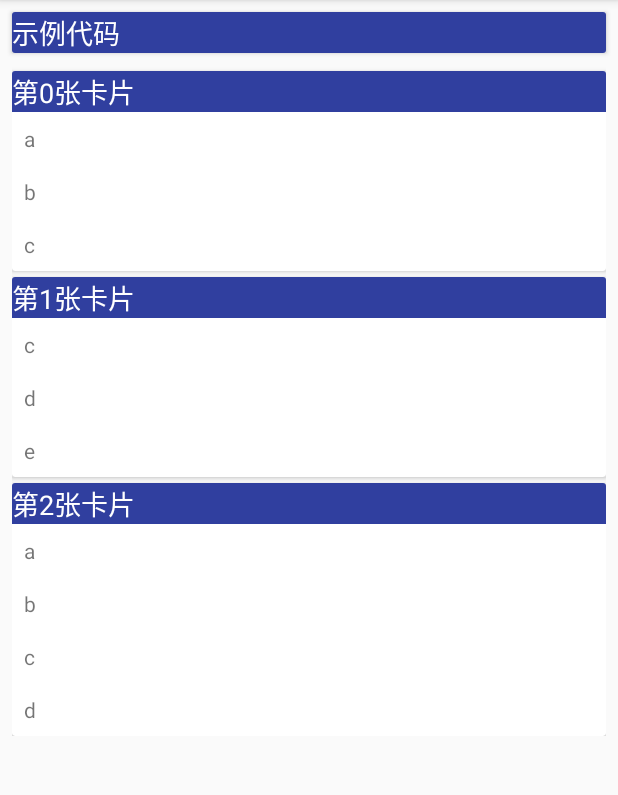
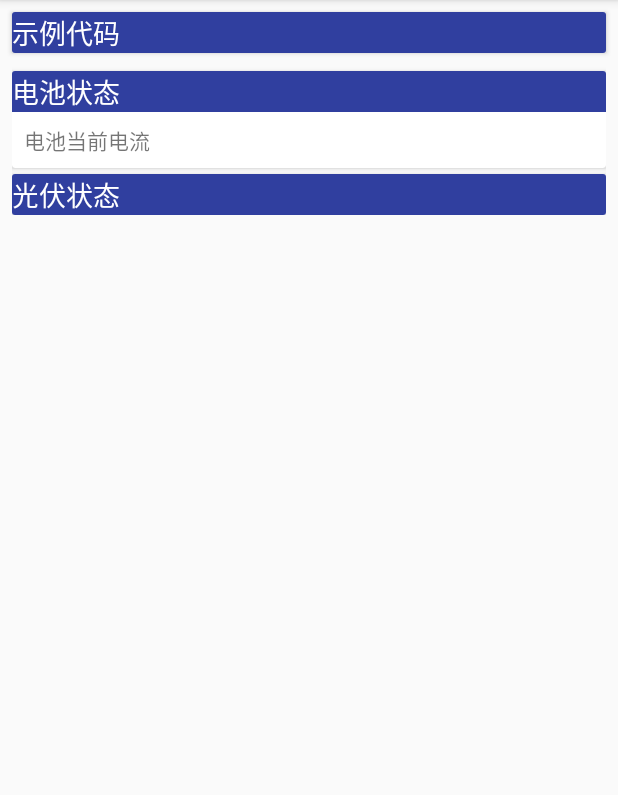
Before and after one commit to 2Beyong/StatusPageDemo, an Android app: the screen it shows after launch (MainActivity), on a phone screen of 412 x 824 dp, the part 84-879 px from its top. Run offline under Robolectric (Android 15) with nearby library versions, the phone set to English and light mode, and no system bars.

```diff
--- a/app/src/main/java/com/hongon/statuspagedemo/CardAdapter.java
+++ b/app/src/main/java/com/hongon/statuspagedemo/CardAdapter.java
@@ -16,12 +16,11 @@ import java.util.List;
 
 public class CardAdapter extends RecyclerView.Adapter<CardAdapter.Holder> {
 
-    List<String> Title;
-    List<List<String>> data;
-    public  CardAdapter(List<String> title ,List<List<String>> data)
+    List<CardBean> data;
+    public  CardAdapter(List<CardBean> data)
     {
         this.data = data;
-        this.Title = title;
+
     }
 
     @Override
@@ -32,15 +31,20 @@ public class CardAdapter extends RecyclerView.Adapter<CardAdapter.Holder> {
 
     @Override
     public void onBindViewHolder(Holder holder, int position) {
-        holder.title.setText(Title.get(position));
+        holder.title.setText(data.get(position).getTitle());
 
         holder.recyclerView.setLayoutManager(new LinearLayoutManager(holder.context));
-        holder.recyclerView.setAdapter(new CardItemAdapter(data.get(position)));
+        holder.recyclerView.setAdapter(new CardItemAdapter(data.get(position).getContent()));
+        //设置分割线
+        CardItemDecoration decoration = new CardItemDecoration();
+        decoration.setSize(2);
+        decoration.setColor(0xFFDDDDDD);
+        holder.recyclerView.addItemDecoration(decoration);
     }
 
     @Override
     public int getItemCount() {
-        return Title.size();
+        return data.size();
     }
 
     class  Holder extends RecyclerView.ViewHolder
@@ -57,4 +61,5 @@ public class CardAdapter extends RecyclerView.Adapter<CardAdapter.Holder> {
 
         }
     }
+
 }
--- /dev/null
+++ b/app/src/main/java/com/hongon/statuspagedemo/CardBean.java
@@ -0,0 +1,57 @@
+package com.hongon.statuspagedemo;
+
+import android.renderscript.Sampler;
+
+import java.util.ArrayList;
+import java.util.LinkedHashMap;
+import java.util.List;
+
+/**
+ * Created by Admin on 2017/12/23.
+ */
+
+public class CardBean {
+    private String title;
+    public List<CardItemBean> content;
+    public CardBean(String title)
+    {
+        this.title = title;
+        content = new ArrayList<>();
+
+    }
+
+    public String getTitle() {
+        return title;
+    }
+
+    public List<CardItemBean> getContent() {
+        return content;
+    }
+
+    // inner class
+    public class CardItemBean
+    {
+        String Name;
+        String Value;
+        public CardItemBean(String name,String value)
+        {
+            this.setName(name);
+            this.setValue(value);
+        }
+        public String getName() {
+            return Name;
+        }
+
+        public String getValue() {
+            return Value;
+        }
+
+        public void setName(String name) {
+            Name = name;
+        }
+
+        public void setValue(String value) {
+            Value = value;
+        }
+    }
+}
--- a/app/src/main/java/com/hongon/statuspagedemo/CardItemAdapter.java
+++ b/app/src/main/java/com/hongon/statuspagedemo/CardItemAdapter.java
@@ -4,6 +4,7 @@ import android.support.v7.widget.RecyclerView;
 import android.view.LayoutInflater;
 import android.view.View;
 import android.view.ViewGroup;
+import android.widget.Switch;
 import android.widget.TextView;
 
 import java.util.List;
@@ -12,9 +13,9 @@ import java.util.List;
  * Created by Admin on 2017/12/21.
  */
 
-public class CardItemAdapter extends RecyclerView.Adapter<CardItemAdapter.Holder> {
+public class CardItemAdapter extends RecyclerView.Adapter<RecyclerView.ViewHolder> {
 
-    List<String> data;
+    List<CardBean.CardItemBean> data;
     class Holder extends RecyclerView.ViewHolder{
         TextView tv ;
         public Holder(View view)
@@ -23,24 +24,57 @@ public class CardItemAdapter extends RecyclerView.Adapter<CardItemAdapter.Holder
             tv = view.findViewById(R.id.card_item_tv);
         }
     }
-    public CardItemAdapter(List<String> data)
+    class HolderWithSwitch extends RecyclerView.ViewHolder{
+        TextView tv ;
+        Switch aSwitch;
+        public HolderWithSwitch(View view)
+        {
+            super(view);
+            tv = view.findViewById(R.id.card_item_tv);
+            aSwitch = view.findViewById(R.id.card_item_switch);
+        }
+    }
+    public CardItemAdapter(List<CardBean.CardItemBean> data)
     {
         this.data = data;
     }
 
     @Override
-    public Holder onCreateViewHolder(ViewGroup parent, int viewType) {
-        View view = LayoutInflater.from(parent.getContext()).inflate(R.layout.card_item,parent,false);
-        return new Holder(view);
+    public RecyclerView.ViewHolder onCreateViewHolder(ViewGroup parent, int viewType) {
+        if(viewType ==1 ) {
+            View view = LayoutInflater.from(parent.getContext()).inflate(R.layout.card_item, parent, false);
+            return new Holder(view);
+        }
+        if(viewType ==0 ) {
+            View view = LayoutInflater.from(parent.getContext()).inflate(R.layout.card_item_with_switch, parent, false);
+            return new HolderWithSwitch(view);
+        }
+        return null;
     }
 
     @Override
-    public void onBindViewHolder(Holder holder, int position) {
-        holder.tv.setText(data.get(position));
+    public void onBindViewHolder(RecyclerView.ViewHolder holder, int position) {
+        int viewType = getItemViewType(position);
+        if(viewType ==0) {
+            ((HolderWithSwitch)holder).tv.setText(data.get(position).getName());
+            ((HolderWithSwitch)holder).aSwitch.setChecked(true);
+        }
+        if(viewType ==1) {
+            ((Holder)holder).tv.setText(data.get(position).getName());
+
+        }
     }
 
     @Override
     public int getItemCount() {
         return data.size();
     }
+
+    @Override
+    public int getItemViewType(int position) {
+        if(position%2 == 0)
+        return 1;
+
+        return 0;
+    }
 }
--- /dev/null
+++ b/app/src/main/java/com/hongon/statuspagedemo/CardItemDecoration.java
@@ -0,0 +1,46 @@
+package com.hongon.statuspagedemo;
+
+import android.graphics.Canvas;
+import android.graphics.Paint;
+import android.support.v7.widget.RecyclerView;
+import android.view.View;
+/**
+ * Created by Admin on 2017/12/22.
+ */
+
+public class CardItemDecoration extends RecyclerView.ItemDecoration {
+    private Paint paint;
+    private int size;
+
+    public CardItemDecoration() {
+        paint = new Paint();
+    }
+
+    ;
+
+    @Override
+    public void onDrawOver(Canvas c, RecyclerView parent, RecyclerView.State state) {
+        super.onDrawOver(c, parent, state);
+        final int left = parent.getPaddingLeft();
+        final int right = parent.getWidth() - parent.getPaddingRight();
+
+        final int childCount = parent.getChildCount();
+        for (int i = 0; i < childCount; i++) {
+            final View child = parent.getChildAt(i);
+            final RecyclerView.LayoutParams params = (RecyclerView.LayoutParams) child.getLayoutParams();
+            final int top = child.getBottom() + params.bottomMargin;
+            final int bottom = top + size;
+
+            c.drawRect(left, top, right, bottom, paint);
+
+        }
+    }
+
+    public void setColor(int color) {
+        paint.setColor(color);
+    }
+
+    public void setSize(int size) {
+        this.size = size;
+    }
+}
--- /dev/null
+++ b/app/src/main/java/com/hongon/statuspagedemo/DataModel/Datagram.java
@@ -0,0 +1,62 @@
+package com.hongon.statuspagedemo.DataModel;
+
+import android.preference.PreferenceActivity;
+import android.util.Log;
+
+import java.util.ArrayList;
+
+/**
+ * 本类规定了goodwe逆变器通信协议中的数据报文部分的格式与解析
+ * 根据Inverter.VS.EzFamily_PROTOCOL_V4.2一问撰写
+ * Created by Admin on 2017/12/26.
+ */
+
+public class Datagram {
+    // Header包含了Source与Destination
+    private byte[] Header ;
+    private byte ControlCode;
+    private byte FunctionCode;
+    private byte Datalength;
+    private byte[] data;
+    private byte[] checksum = new byte[2];
+    // 头部选项
+    public  static class HeadOption {
+        static final byte[] QueryHeader = new byte[]{(byte)0xaa,(byte)0x55,(byte)0xb0,(byte)0x7F};
+        static final byte[] RespondHeader = new byte[]{(byte)0xaa,(byte)0x55,(byte)0x7f,(byte)0xb0};
+    }
+
+    // 控制代码选项
+    public  class ControlCodeOption
+    {
+        static final byte  Register = 0x00;
+        static final byte  Read = 0x01;
+        static final byte  Write = 0x02;
+        static final byte  Excute = 0x03;
+    }
+
+    // 功能代码选项
+    public  class FunctionCodeOption
+    {
+        // byte只能表示 -127 到 128
+        // 所以使用超过0x7F的值就会报错！
+        static final byte  QueryReadDataList = 0x00;
+        //static final byte  ResponseReadDataList =0x80;
+        static final byte  QueryRunningInfo = 0x01;
+        //static final byte  ResponseRunningInfo = 0x81;
+        static final byte  QueryIDInfo = 0x02;
+        //static final byte  ResponseIDInfo = 0x82;
+
+    }
+    // 构造函数
+    public Datagram()
+    {
+        Header = HeadOption.QueryHeader.clone();
+        ControlCode =ControlCodeOption.Read;
+        FunctionCode =FunctionCodeOption.QueryIDInfo;
+        Log.d("Datagram_header = ",Header.toString());
+        Log.d("Datagram_controlCode =", (""+ControlCode));
+
+    }
+
+
+}
--- a/app/src/main/java/com/hongon/statuspagedemo/MainActivity.java
+++ b/app/src/main/java/com/hongon/statuspagedemo/MainActivity.java
@@ -11,6 +11,8 @@ import android.view.View;
 import android.view.ViewGroup;
 import android.widget.LinearLayout;
 
+import com.hongon.statuspagedemo.DataModel.Datagram;
+
 import java.util.ArrayList;
 import java.util.Arrays;
 import java.util.List;
@@ -22,24 +24,27 @@ public class MainActivity extends AppCompatActivity {
         super.onCreate(savedInstanceState);
         setContentView(R.layout.activity_main);
         initial();
+        List<CardBean> mdata = new ArrayList<>();
+        mdata.add(BatteryCard);
+        mdata.add(PVCard);
+        //mdata.add(UtilityCard);
+
         rec = findViewById(R.id.activity_main_recycleView);
         rec.setLayoutManager(new LinearLayoutManager(this));
-        rec.setAdapter(new CardAdapter(mTitle,mdata));
+        rec.setAdapter(new CardAdapter(mdata));
+
+        // 尝试添加一个Datagram
+        datagram= new Datagram();
     }
+    Datagram datagram;
     //---
     private List<List<String>> mdata;
     private List<String> mTitle;
     private void initial()
     {
-        mTitle = new ArrayList<>();
-        mdata = new ArrayList<>();
-        for(int i =0;i<3;++i)
-        {
-            mTitle.add("第"+i+"张卡片");
-        }
-        mdata.add(new ArrayList<String>(Arrays.asList("a","b","c")));
-        mdata.add(new ArrayList<String>(Arrays.asList("c","d","e")));
-        mdata.add(new ArrayList<String>(Arrays.asList("a","b","c","d")));
+        initialCard();
+
+
     }
     //--
     RecyclerView rec;
@@ -47,10 +52,22 @@ public class MainActivity extends AppCompatActivity {
     protected void onRestart() {
         super.onRestart();
         Log.d("Test","Main Activity is Restart.");
-        if(!mdata.isEmpty())
-        {
-            mdata.get(0).add("电池电量");
+
+            BatteryCard.getContent().add(BatteryCard.new CardItemBean("新家的一个属性",""));
+            BatteryCard.getContent().get(0).setName("更改后的item");
             rec.getAdapter().notifyDataSetChanged();
-        }
+
+    }
+    // -- 定义一个数据源
+    CardBean BatteryCard ;
+    CardBean PVCard;
+    CardBean UtilityCard;
+    void initialCard()
+    {
+
+        BatteryCard = new CardBean(getString(R.string.batteryStatus));
+        PVCard = new CardBean(getString(R.string.PVStatus));
+
+        BatteryCard.getContent().add(BatteryCard.new CardItemBean(getString(R.string.batteryAmpere),""));
     }
 }
--- a/app/src/main/res/values/strings.xml
+++ b/app/src/main/res/values/strings.xml
@@ -1,3 +1,16 @@
 <resources>
     <string name="app_name">StatusPageDemo</string>
+    <!--Status Page Title-->
+    <string name="batteryStatus">电池状态</string>
+    <string name="PVStatus">光伏状态</string>
+    <string name="UtilityStatus">电网运行状态</string>
+    <string name="ifCharge">充电/放电</string>
+    <string name="batteryVolt">电池当前电压</string>
+    <string name="batteryAmpere">电池当前电流</string>
+    <string name="batteryMaxChargeVolt">电池最大充电电压</string>
+    <string name="PV_Volt">光伏电压</string>
+    <string name="PV_Ampere">光伏电流</string>
+    <string name="PV_Power">光伏功率</string>
+    <string name="UtilityVolt">电网电压</string>
+    <string name="UtilityFrequency">电网频率</string>
 </resources>
```
Also changed, not shown: app/src/main/res/layout/card_item_with_switch.xml (added, +32 -0 lines).
